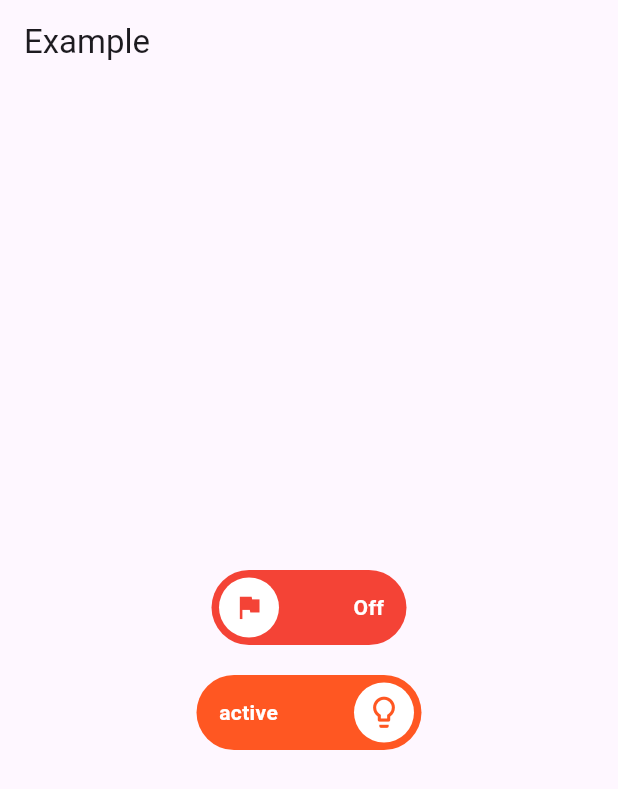
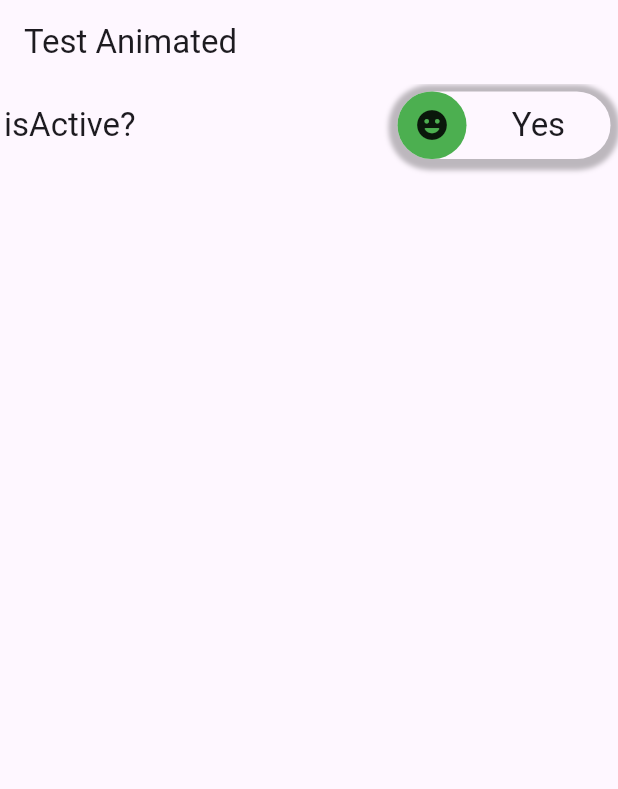
Before and after one commit to smarts-uz/flutter_switch_testapp, a Flutter app: the screen it shows after launch, on a phone screen of 412 x 824 dp. Shown: the top 789 px of the screen. Run offline on Flutter 3.47's test engine with Material 2 defaults, Android fonts, the phone set to English and light mode, and no system bars; drawn by our look-alikes of animated_toggle_switch, lite_rolling_switch; our stand-ins replace action_slider, flutter_toggle_tab, font_awesome_flutter, toggle_switch; missing offline and left inert: day_night_switch, flutter_switch_clipper, load_switch, sliding_switch, sliding_toggle_switch, switcher_xlive.

Commit message:
tested animated_toggle_switch  for flutterflow

```diff
--- /dev/null
+++ b/lib/animated.dart
@@ -0,0 +1,70 @@
+import 'dart:math';
+
+import 'package:animated_toggle_switch/animated_toggle_switch.dart';
+import 'package:flutter/material.dart';
+
+class AnimatedTestPage extends StatefulWidget {
+  const AnimatedTestPage({Key? key, required this.title}) : super(key: key);
+
+  final String title;
+
+  @override
+  _AnimatedTestPageState createState() => _AnimatedTestPageState();
+}
+
+class _AnimatedTestPageState extends State<AnimatedTestPage> {
+  bool positive = false;
+
+  @override
+  Widget build(BuildContext context) {
+    ThemeData theme = Theme.of(context);
+    const green = Color(0xFF45CC0D);
+
+    return Scaffold(
+      appBar: AppBar(
+        title: Text(widget.title),
+      ),
+      body: DefaultTextStyle(
+        style: theme.textTheme.titleLarge!,
+        textAlign: TextAlign.center,
+        child: SingleChildScrollView(
+          child: Row(
+            mainAxisAlignment: MainAxisAlignment.spaceBetween,
+            children: [
+              const Text('isActive? '),
+              AnimatedToggleSwitch<bool>.dual(
+                current: positive,
+                first: false,
+                second: true,
+                spacing: 50.0,
+                style: const ToggleStyle(
+                  borderColor: Colors.transparent,
+                  boxShadow: [
+                    BoxShadow(
+                      color: Colors.black26,
+                      spreadRadius: 1,
+                      blurRadius: 2,
+                      offset: Offset(0, 1.5),
+                    ),
+                  ],
+                ),
+                borderWidth: 5.0,
+                height: 55,
+                onChanged: (b) => setState(() => positive = b),
+                styleBuilder: (b) => ToggleStyle(
+                  indicatorColor: b ? Colors.red : Colors.green,
+                ),
+                iconBuilder: (value) => value
+                    ? const Icon(Icons.coronavirus_rounded)
+                    : const Icon(Icons.tag_faces_rounded),
+                textBuilder: (value) => value
+                    ? const Center(child: Text('NO'))
+                    : const Center(child: Text('Yes')),
+              ),
+            ],
+          ),
+        ), // This trailing comma makes auto-formatting nicer for build methods.
+      ),
+    );
+  }
+}
--- a/lib/lite_rolling_switch.dart
+++ b/lib/lite_rolling_switch.dart
@@ -56,6 +56,7 @@ class _LiteRollingSwitchPageState extends State<LiteRollingSwitchPage> {
             )
           ],
         ),
-        ));
+      ),
+    );
   }
 }
--- a/lib/main.dart
+++ b/lib/main.dart
@@ -4,6 +4,7 @@ import 'package:flutter_switch_testapp/sliding_switch.dart';
 import 'package:flutter_switch_testapp/sliding_toggle_switch.dart';
 import 'package:flutter_switch_testapp/switcher_xlive.dart';
 import 'package:flutter_switch_testapp/toggle_switch.dart';
+import 'animated.dart';
 import 'day_night_switch.dart';
 import 'action_slider.dart';
 import 'flutter_switch_clipper.dart';
@@ -27,7 +28,7 @@ class MyApp extends StatelessWidget {
         colorScheme: ColorScheme.fromSeed(seedColor: Colors.deepPurple),
         useMaterial3: true,
       ),
-      home: const LiteRollingSwitchPage(),
+      home: const AnimatedTestPage(title: 'Test Animated'),
     );
   }
 }
--- a/pubspec.yaml
+++ b/pubspec.yaml
@@ -24,6 +24,8 @@ dependencies:
   toggle_switch: ^2.1.0
   font_awesome_flutter: ^10.6.0
   lite_rolling_switch: ^1.0.1
+  animated_toggle_switch: ^0.8.0
+  url_launcher: ^6.2.1
 
 dev_dependencies:
   flutter_test:
```
Also changed, not shown: pubspec.lock, 2 other files. Lines whose indentation alone changed are shown as unchanged.
